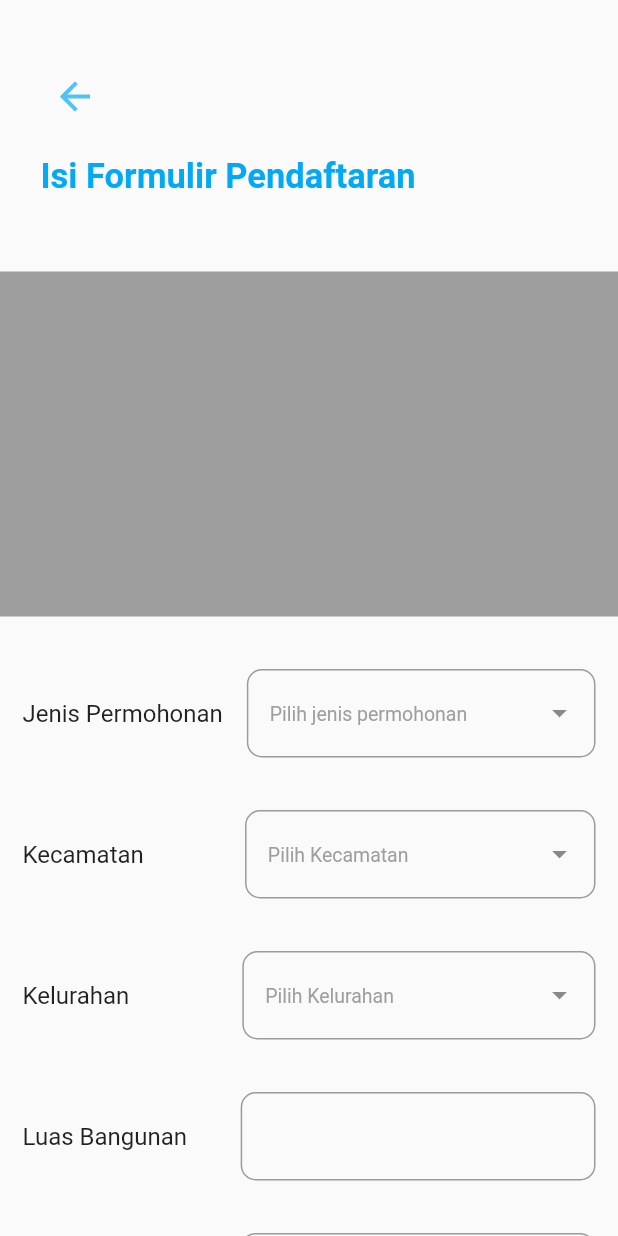
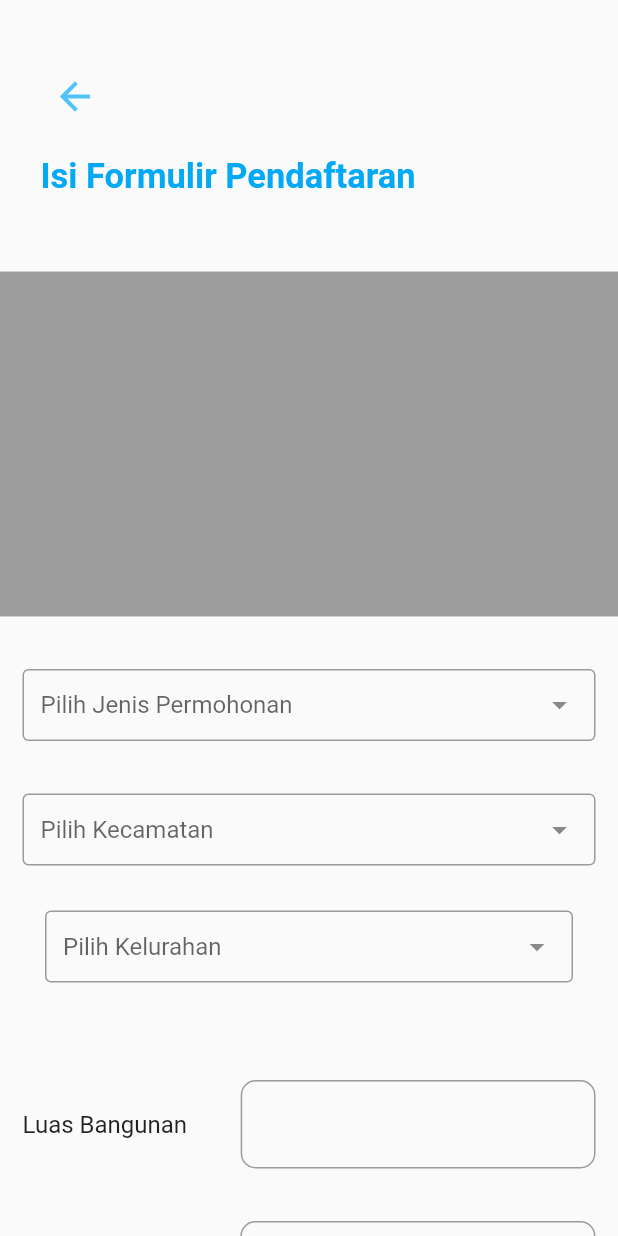
Before and after one commit to dalobarahama/alirandras, a Flutter app: the Home screen opened directly, after a tap on "Isi Formulir Pengajuan", on a phone screen of 412 x 824 dp. Run offline on Flutter 3.47's test engine with Material 2 defaults, Android fonts, the phone set to English and light mode, and no system bars; drawn by our look-alikes of dropdown_search; our stand-ins replace google_fonts, persistent_bottom_nav_bar, shared_preferences; accounts and stored records are empty; network calls fail.

Commit message:
reorganize home screen. add dropdown form pengajuan

```diff
--- a/lib/screen/form_pendaftaran.dart
+++ b/lib/screen/form_pendaftaran.dart
@@ -1,5 +1,6 @@
 import 'package:flutter/material.dart';
 import 'package:flutter_application_3/screen/home_screen.dart';
+import 'package:dropdown_search/dropdown_search.dart';
 
 class Form_pendaftaran extends StatefulWidget {
   const Form_pendaftaran({Key? key}) : super(key: key);
@@ -10,6 +11,29 @@ class Form_pendaftaran extends StatefulWidget {
 
 class _Form_pendaftaranState extends State<Form_pendaftaran> {
   @override
+  String kec = '';
+  String kel = '';
+  String jenisPermohonan = '';
+  List<String> kecamatan = [
+    'Bungus Teluk Kabung',
+    'Koto Tangah',
+    'Kuranji',
+    '	Lubuk Begalung',
+    'Pauh'
+  ];
+  List<String> kelurahan = [
+    'kel1',
+    'kel1',
+    'kel1',
+    'kel1',
+    'kel1',
+    'kel1',
+    'kel1',
+  ];
+  List<String> jenis_permohonan = [
+    'Surat Informasi',
+    'Surat Rekomendasi',
+  ];
   Widget build(BuildContext context) {
     return Scaffold(
       body: SingleChildScrollView(
@@ -22,7 +46,7 @@ class _Form_pendaftaranState extends State<Form_pendaftaran> {
                   Container(
                     child: InkWell(
                       onTap: () {
-                        Navigator.pushReplacement(context,
+                        Navigator.pop(context,
                             MaterialPageRoute(builder: (context) {
                           return Home();
                         }));
@@ -63,50 +87,47 @@ class _Form_pendaftaranState extends State<Form_pendaftaran> {
             ),
             Padding(
               padding: const EdgeInsets.only(left: 15, right: 15, top: 35),
-              child: TextField(
-                decoration: InputDecoration(
-                  icon: Text(
-                    'Jenis Permohonan',
-                    style: TextStyle(color: Colors.black87, fontSize: 16),
-                  ),
-                  border: OutlineInputBorder(
-                      borderRadius: BorderRadius.circular(10)),
-                  hintText: ' Pilih jenis permohonan',
-                  hintStyle: TextStyle(color: Colors.grey, fontSize: 13),
-                  suffixIcon: Icon(Icons.arrow_drop_down),
-                ),
+              child: DropdownSearch<String>(
+                mode: Mode.MENU,
+                showSelectedItems: true,
+                items: jenis_permohonan,
+                // label: "Pilih Jenis Permohonan",
+                hint: "Pilih Jenis Permohonan",
+                onChanged: (value) {
+                  setState(() {
+                    jenisPermohonan = value!;
+                  });
+                },
               ),
             ),
             Padding(
               padding: const EdgeInsets.only(left: 15, right: 15, top: 35),
-              child: TextField(
-                decoration: InputDecoration(
-                  icon: Text(
-                    'Kecamatan             ',
-                    style: TextStyle(color: Colors.black87, fontSize: 16),
-                  ),
-                  border: OutlineInputBorder(
-                      borderRadius: BorderRadius.circular(10)),
-                  hintText: ' Pilih Kecamatan',
-                  hintStyle: TextStyle(color: Colors.grey, fontSize: 13),
-                  suffixIcon: Icon(Icons.arrow_drop_down),
-                ),
+              child: DropdownSearch<String>(
+                mode: Mode.MENU,
+                showSelectedItems: true,
+                items: kecamatan,
+                // label: "Pilih Kecamatan",
+                hint: "Pilih Kecamatan",
+                onChanged: (value) {
+                  setState(() {
+                    kec = value!;
+                  });
+                },
               ),
             ),
             Padding(
-              padding: const EdgeInsets.only(left: 15, right: 15, top: 35),
-              child: TextField(
-                decoration: InputDecoration(
-                  icon: Text(
-                    'Kelurahan               ',
-                    style: TextStyle(color: Colors.black87, fontSize: 16),
-                  ),
-                  border: OutlineInputBorder(
-                      borderRadius: BorderRadius.circular(10)),
-                  hintText: ' Pilih Kelurahan',
-                  hintStyle: TextStyle(color: Colors.grey, fontSize: 13),
-                  suffixIcon: Icon(Icons.arrow_drop_down),
-                ),
+              padding: const EdgeInsets.all(30),
+              child: DropdownSearch<String>(
+                mode: Mode.MENU,
+                showSelectedItems: true,
+                items: kelurahan,
+                //   label: "Pilih Keluarahn",
+                hint: "Pilih Kelurahan",
+                onChanged: (value) {
+                  setState(() {
+                    kel = value!;
+                  });
+                },
               ),
             ),
             Padding(
--- a/lib/screen/home_screen.dart
+++ b/lib/screen/home_screen.dart
@@ -1,5 +1,3 @@
-// ignore_for_file: deprecated_member_use
-
 import 'package:flutter/material.dart';
 import 'package:flutter_application_3/screen/form_pendaftaran.dart';
 import 'package:flutter_application_3/screen/profile.dart';
@@ -19,32 +17,39 @@ class _HomeState extends State<Home> {
       backgroundColor: Colors.white,
       body: SingleChildScrollView(
         child: Column(
+          crossAxisAlignment: CrossAxisAlignment.start,
           children: [
+            SizedBox(
+              height: 20,
+            ),
             Container(
-              height: 90,
+              height: 50,
               width: double.infinity,
               color: Colors.white,
-              child: Padding(
-                padding: const EdgeInsets.all(30),
               child: Row(
                 mainAxisAlignment: MainAxisAlignment.spaceBetween,
                 children: [
-                    IconButton(
+                  Padding(
+                    padding: const EdgeInsets.only(left: 10),
+                    child: IconButton(
                         onPressed: null,
                         icon: Icon(
                           Icons.menu,
                           color: Colors.blue[900],
                           size: 30,
                         )),
-                    IconButton(
+                  ),
+                  Padding(
+                    padding: const EdgeInsets.only(right: 10),
+                    child: IconButton(
                         onPressed: null,
                         icon: Icon(
                           Icons.notifications_active_outlined,
                           color: Colors.blue[900],
                           size: 30,
                         )),
+                  ),
                 ],
-                ),
               ),
             ),
             Container(
@@ -52,9 +57,9 @@ class _HomeState extends State<Home> {
               width: double.infinity,
               color: Colors.white,
               child: Padding(
-                padding: const EdgeInsets.symmetric(horizontal: 0),
+                padding: const EdgeInsets.only(left: 25, right: 10),
                 child: Row(
-                  mainAxisAlignment: MainAxisAlignment.spaceAround,
+                  mainAxisAlignment: MainAxisAlignment.spaceBetween,
                   children: [
                     InkWell(
                       onTap: () {
@@ -63,24 +68,33 @@ class _HomeState extends State<Home> {
                           return Profile();
                         }));
                       },
-                      child: Text(
-                        'Hello, Suryanto',
+                      child: Row(
+                        children: [
+                          Text(
+                            'Hello, ',
+                            style: TextStyle(
+                                color: Colors.lightBlue[700], fontSize: 20),
+                          ),
+                          Text(
+                            'Suryanto',
                             style: TextStyle(
                                 fontWeight: FontWeight.bold,
                                 color: Colors.lightBlue[700],
                                 fontSize: 20),
                           ),
+                        ],
+                      ),
                     ),
                     InkWell(
                       onTap: () {
-                        Navigator.pushReplacement(context,
+                        Navigator.push(context,
                             MaterialPageRoute(builder: (context) {
                           return Profile();
                         }));
                       },
                       child: Container(
-                        height: 90,
-                        width: 90,
+                        height: 40,
+                        width: 40,
                         decoration: BoxDecoration(
                             color: Colors.lightBlue,
                             borderRadius: BorderRadius.circular(45)),
@@ -102,21 +116,19 @@ class _HomeState extends State<Home> {
             ),
             Stack(overflow: Overflow.visible, children: [
               Container(
-                height: 300,
+                height: 250,
                 width: double.infinity,
                 color: Colors.lightBlue[200],
-                child: Padding(
-                  padding: const EdgeInsets.all(10),
                 child: Column(
+                  crossAxisAlignment: CrossAxisAlignment.start,
                   children: [
                     SizedBox(
                       height: 60,
                     ),
-                      Row(
+                    Padding(
+                      padding: const EdgeInsets.only(left: 25),
+                      child: Row(
                         children: [
-                          Padding(
-                              padding:
-                                  EdgeInsetsDirectional.fromSTEB(8, 0, 20, 20)),
                           Text(
                             'Selamat Datang, di ',
                             style: TextStyle(fontSize: 20, color: Colors.white),
@@ -130,27 +142,27 @@ class _HomeState extends State<Home> {
                           ),
                         ],
                       ),
+                    ),
                     SizedBox(
                       height: 20,
                     ),
                     Padding(
-                        padding: const EdgeInsets.only(
-                          right: 47,
-                        ),
-                        child: Text('Aplikasi layanan informasi/rekomendasi',
+                      padding: const EdgeInsets.only(left: 25),
+                      child: Column(
+                        crossAxisAlignment: CrossAxisAlignment.start,
+                        children: [
+                          Text('Aplikasi layanan informasi/rekomendasi',
                               style: TextStyle(
                                 fontSize: 15,
                                 color: Colors.white,
                               )),
+                          Text('drainase ekspress',
+                              style:
+                                  TextStyle(fontSize: 15, color: Colors.white))
+                        ],
                       ),
-                      Padding(
-                        padding: const EdgeInsets.only(right: 192),
-                        child: Text('drainase ekspress',
-                            style:
-                                TextStyle(fontSize: 15, color: Colors.white)),
                     ),
                   ],
-                  ),
                 ),
               ),
               Positioned(
@@ -302,6 +314,8 @@ class _HomeState extends State<Home> {
                   return Form_pendaftaran();
                 }));
               },
+              child: Padding(
+                padding: const EdgeInsets.all(25.0),
                 child: Container(
                   height: 200,
                   width: 360,
@@ -309,9 +323,10 @@ class _HomeState extends State<Home> {
                       color: Colors.blue,
                       borderRadius: BorderRadius.circular(20)),
                   child: Padding(
-                  padding: const EdgeInsets.only(top: 90, left: 110),
+                    padding: const EdgeInsets.only(top: 90, right: 10),
                     child: Container(
                       child: Column(
+                        crossAxisAlignment: CrossAxisAlignment.end,
                         children: [
                           Text(
                             'Isi Formulir Pengajuan',
@@ -336,11 +351,12 @@ class _HomeState extends State<Home> {
                               child: Icon(
                                 Icons.arrow_right_alt_outlined,
                                 color: Colors.white,
-                              size: 50,
+                                size: 40,
                               ),
                             ),
                           ),
                         ],
+                      ),
                     ),
                   ),
                 ),
--- a/pubspec.yaml
+++ b/pubspec.yaml
@@ -37,6 +37,7 @@ dependencies:
   shared_preferences: ^2.0.9
   google_fonts: ^2.1.0
   persistent_bottom_nav_bar: ^4.0.2
+  dropdown_search: ^2.0.1
 
 dev_dependencies:
   flutter_test:
```
Also changed, not shown: pubspec.lock, 1 other file. Lines whose indentation alone changed are shown as unchanged.
